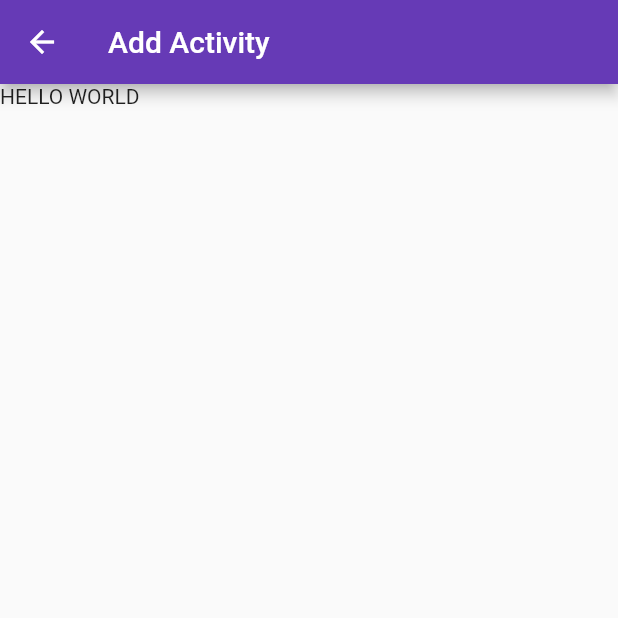
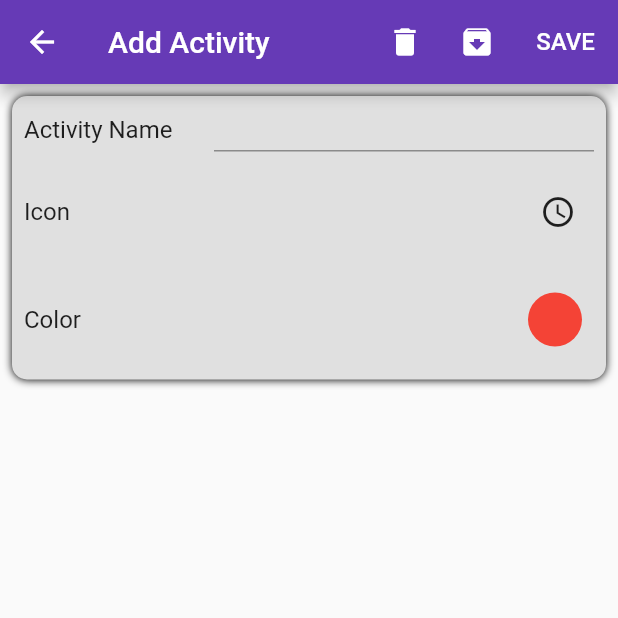
Before and after one commit to davorkomusanac/time_tracker, a Flutter app: the AddActivityScreen screen opened directly, on a phone screen of 412 x 824 dp, the top half of it. Run offline on Flutter 3.47's test engine with Material 2 defaults, Android fonts, the phone set to English and light mode, and no system bars; our stand-ins replace page_transition.

Commit message:
Added add activity interface

```diff
--- a/lib/screens/add_activity_screen.dart
+++ b/lib/screens/add_activity_screen.dart
@@ -1,4 +1,6 @@
 import 'package:flutter/material.dart';
+import 'package:time_tracker/utils/widgets/appbar/add_activity_appbar.dart';
+import 'package:time_tracker/utils/constants.dart';
 
 class AddActivityScreen extends StatelessWidget {
   static const String id = 'add_activity_screen';
@@ -6,12 +8,95 @@ class AddActivityScreen extends StatelessWidget {
   @override
   Widget build(BuildContext context) {
     return Scaffold(
-      appBar: AppBar(
-        title: Text('Add Activity'),
-      ),
-      body: Container(
-        child: Text('HELLO WORLD'),
-      ),
-    );
+        appBar: addActivityScreenBar(),
+        body: Padding(
+          padding: const EdgeInsets.all(8.0),
+          child: Container(
+            decoration: BoxDecoration(
+                color: kCardColor,
+                borderRadius: BorderRadius.circular(10.0),
+                boxShadow: [
+                  BoxShadow(blurRadius: 4.0),
+                ]),
+            child: Column(
+              mainAxisSize: MainAxisSize.min,
+              children: <Widget>[
+                Padding(
+                  padding: const EdgeInsets.all(8.0),
+                  child: Row(
+                    children: <Widget>[
+                      Expanded(
+                        flex: 1,
+                        child: Text(
+                          'Activity Name',
+                          style: kAddActivityTextStyle,
+                        ),
+                      ),
+                      Expanded(
+                        flex: 2,
+                        child: TextField(
+                          decoration: InputDecoration(
+                            isDense: true,
+                            contentPadding: EdgeInsets.symmetric(
+                                horizontal: 30.0, vertical: 5.0),
+                          ),
+                          style: kAddActivityTextStyle,
+                          textAlign: TextAlign.center,
+                          onChanged: (newText) {
+                            print(newText);
+                          },
+                        ),
+                      ),
+                    ],
+                  ),
+                ),
+                Padding(
+                  padding: const EdgeInsets.all(8.0),
+                  child: Row(
+                    mainAxisAlignment: MainAxisAlignment.spaceBetween,
+                    children: <Widget>[
+                      Text(
+                        'Icon',
+                        style: kAddActivityTextStyle,
+                      ),
+                      IconButton(
+                          icon: Icon(Icons.access_time),
+                          onPressed: () {
+                            print('hello Time');
+                          })
+                    ],
+                  ),
+                ),
+                Padding(
+                  padding: const EdgeInsets.all(8.0),
+                  child: Row(
+                    mainAxisAlignment: MainAxisAlignment.spaceBetween,
+                    children: <Widget>[
+                      Text(
+                        'Color',
+                        style: kAddActivityTextStyle,
+                      ),
+                      Padding(
+                        padding: const EdgeInsets.all(8.0),
+                        child: SizedBox(
+                          width: 36.0,
+                          child: FlatButton(
+                            child: null,
+                            padding: EdgeInsets.all(0.0),
+                            onPressed: () {
+                              print('Pressed');
+                            },
+                            shape: CircleBorder(),
+                            color: Colors.red,
+                          ),
+                        ),
+                      ),
+                    ],
+                  ),
+                ),
+              ],
+            ),
+          ),
+        ));
   }
 }
--- /dev/null
+++ b/lib/utils/widgets/appbar/add_activity_appbar.dart
@@ -0,0 +1,41 @@
+import 'package:flutter/material.dart';
+
+AppBar addActivityScreenBar() {
+  return AppBar(
+    title: Text('Add Activity'),
+    actions: <Widget>[
+      IconButton(
+        icon: Icon(Icons.delete),
+        onPressed: () {
+          print('delete was pressed');
+        },
+      ),
+      IconButton(
+        icon: Icon(Icons.archive),
+        onPressed: () {
+          print('archive was pressed');
+        },
+      ),
+      Padding(
+        padding: const EdgeInsets.symmetric(vertical: 8.0, horizontal: 12.0),
+        child: SizedBox(
+          width: 46.0,
+          child: FlatButton(
+            padding: EdgeInsets.all(0.0),
+            onPressed: () {
+              print('Save was pressed');
+            },
+            shape: CircleBorder(),
+            child: Text(
+              'SAVE',
+              style: TextStyle(
+                color: Colors.white,
+                fontSize: 16.0,
+              ),
+            ),
+          ),
+        ),
+      ),
+    ],
+  );
+}
```
